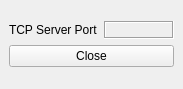
d-wizard/plotter, file plotguimain.ui: the form before one commit.
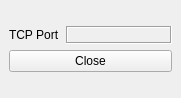
The form after the commit.

Diff of the .ui file:
```diff
--- a/plotguimain.ui
+++ b/plotguimain.ui
@@ -6,8 +6,8 @@
    <rect>
     <x>0</x>
     <y>0</y>
-    <width>175</width>
-    <height>89</height>
+    <width>181</width>
+    <height>98</height>
    </rect>
   </property>
   <property name="sizePolicy">
@@ -27,8 +27,14 @@
        <layout class="QHBoxLayout" name="horizontalLayout">
         <item>
          <widget class="QLabel" name="lblPortLable">
+          <property name="sizePolicy">
+           <sizepolicy hsizetype="Maximum" vsizetype="Preferred">
+            <horstretch>0</horstretch>
+            <verstretch>0</verstretch>
+           </sizepolicy>
+          </property>
           <property name="text">
-           <string>TCP Server Port</string>
+           <string>TCP Port</string>
           </property>
          </widget>
         </item>
```
Left out of the diff: 4 changed lines with no effect on the pictures.
